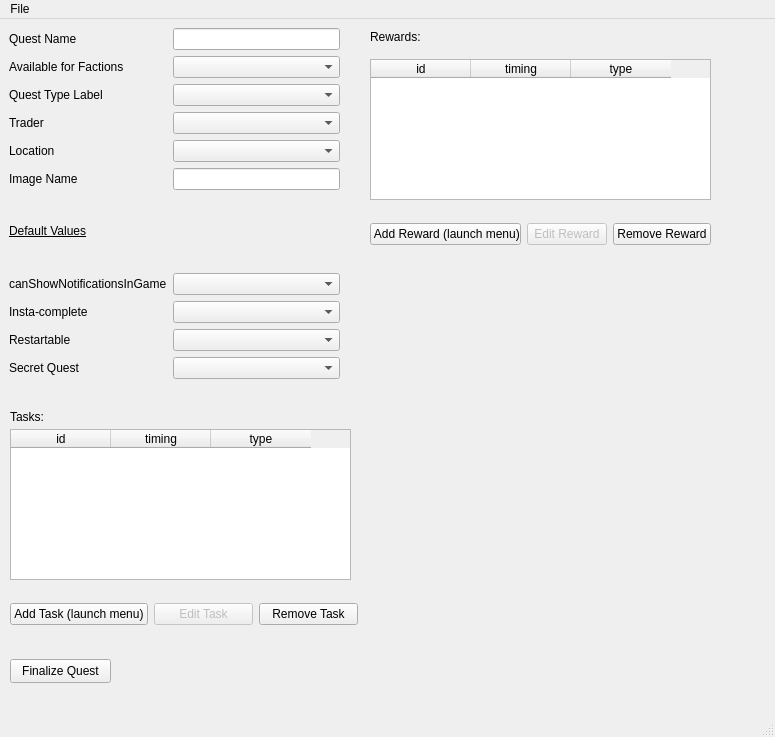
The window that src/tb_ui/gui_quests.ui (ThePi1/SPT-Trader-Builder) describes before a commit, drawn with Qt 5.
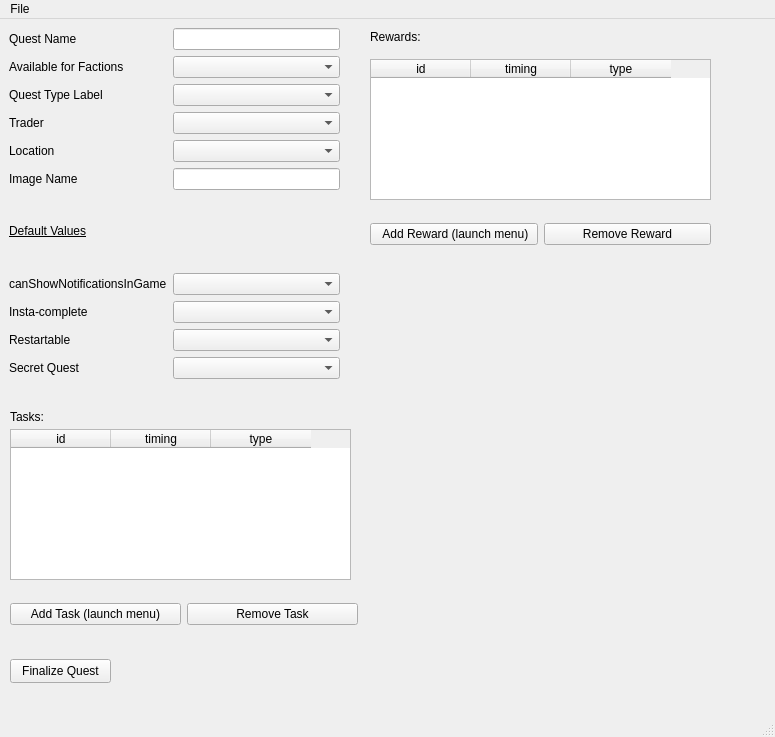
The same window after the commit.

Commit message: Remove edit button in GUI

```diff
--- a/src/tb_ui/gui_quests.ui
+++ b/src/tb_ui/gui_quests.ui
@@ -150,7 +150,7 @@
      </rect>
     </property>
     <layout class="QGridLayout" name="grd_fields_3">
-     <item row="0" column="2">
+     <item row="0" column="1">
       <widget class="QPushButton" name="pb_rem_task">
        <property name="text">
         <string>Remove Task</string>
@@ -164,16 +164,6 @@
        </property>
       </widget>
      </item>
-     <item row="0" column="1">
-      <widget class="QPushButton" name="pb_edit_task">
-       <property name="enabled">
-        <bool>false</bool>
-       </property>
-       <property name="text">
-        <string>Edit Task</string>
-       </property>
-      </widget>
-     </item>
     </layout>
    </widget>
    <widget class="QWidget" name="gridLayoutWidget_4">
@@ -186,13 +176,6 @@
      </rect>
     </property>
     <layout class="QGridLayout" name="grd_fields_4">
-     <item row="0" column="2">
-      <widget class="QPushButton" name="pb_remove_reward">
-       <property name="text">
-        <string>Remove Reward</string>
-       </property>
-      </widget>
-     </item>
      <item row="0" column="0">
       <widget class="QPushButton" name="pb_add_reward">
        <property name="text">
@@ -201,24 +184,9 @@
       </widget>
      </item>
      <item row="0" column="1">
-      <widget class="QPushButton" name="pb_edit_reward">
-       <property name="enabled">
-        <bool>false</bool>
-       </property>
+      <widget class="QPushButton" name="pb_remove_reward">
        <property name="text">
-        <string>Edit Reward</string>
-       </property>
-       <property name="checkable">
-        <bool>false</bool>
-       </property>
-       <property name="autoDefault">
-        <bool>false</bool>
-       </property>
-       <property name="default">
-        <bool>false</bool>
-       </property>
-       <property name="flat">
-        <bool>false</bool>
+        <string>Remove Reward</string>
        </property>
       </widget>
      </item>
```
The commit also changes 2 other files.
